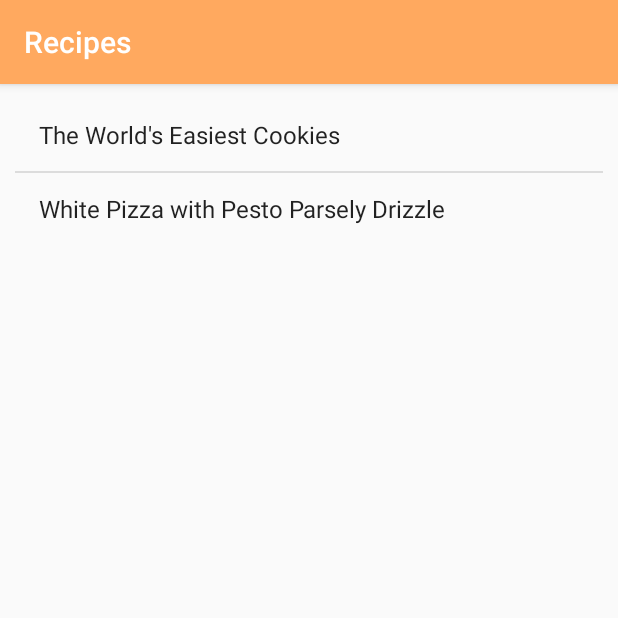
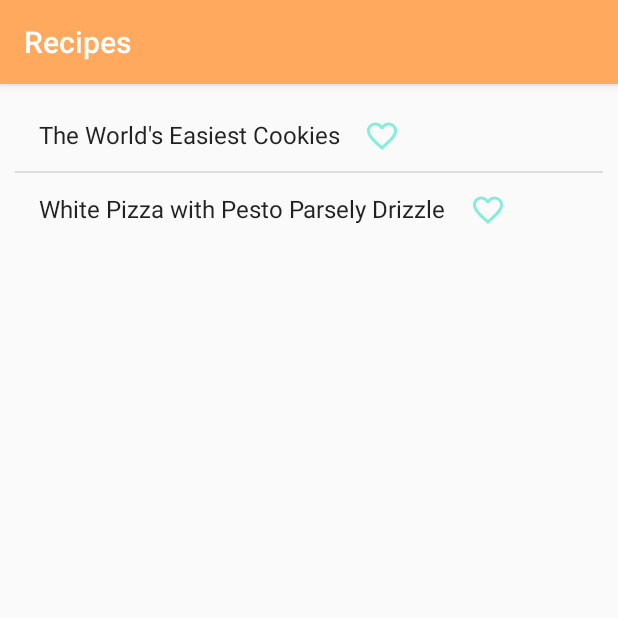
Before and after one commit to hbrender/RecipePal, an Android app: the screen it shows after launch (MainActivity), on a phone screen of 412 x 824 dp, the top half of it. Run offline under Robolectric (Android 15) with nearby library versions, the phone set to English and light mode, and no system bars; our stand-ins replace navigation-ui.

Commit message:
playing with layouts

```diff
--- a/app/src/main/java/com/example/recipepal/ui/recipe/RecipeFragment.java
+++ b/app/src/main/java/com/example/recipepal/ui/recipe/RecipeFragment.java
@@ -59,19 +59,19 @@ public class RecipeFragment extends Fragment {
         final Cursor cursor = databaseHelper.getAllRecipesCursor();
         simpleCursorAdapter = new SimpleCursorAdapter(
                 context,
-                android.R.layout.simple_list_item_activated_1,
+                R.layout.recipe_list_row,
                 cursor,
                 new String[] {DatabaseHelper.NAME},
-                new int[] {R.id.recipeNameTextView},
+                new int[] {R.id.recipeTitleTextView},
                 0) {
             @Override
             public View getView(int position, View convertView, ViewGroup parent) {
                 View view = super.getView(position, convertView, parent);
 
-                TextView textView1 = view.findViewById(android.R.id.text1);
+                TextView recipeTitleTextView = view.findViewById(R.id.recipeTitleTextView);
 
                 if (cursor.moveToPosition(position)) {
-                    textView1.setText(cursor.getString(cursor.getColumnIndex(DatabaseHelper.NAME)));
+                    recipeTitleTextView.setText(cursor.getString(cursor.getColumnIndex(DatabaseHelper.NAME)));
                 }
 
                 return view;
--- /dev/null
+++ b/app/src/main/res/drawable/favorite_check_box.xml
@@ -0,0 +1,8 @@
+<?xml version="1.0" encoding="utf-8"?>
+<selector xmlns:android="http://schemas.android.com/apk/res/android">
+    <item android:drawable="@drawable/ic_favorite_border_24dp"
+        android:state_checked="false"/>
+    <item android:drawable="@drawable/ic_favorite_24dp"
+        android:state_checked="true"/>
+    <item android:drawable="@drawable/ic_favorite_border_24dp"/>
+</selector>
--- /dev/null
+++ b/app/src/main/res/drawable/ic_favorite_24dp.xml
@@ -0,0 +1,9 @@
+<vector xmlns:android="http://schemas.android.com/apk/res/android"
+        android:width="24dp"
+        android:height="24dp"
+        android:viewportWidth="24.0"
+        android:viewportHeight="24.0">
+    <path
+        android:fillColor="@color/colorSecondaryAccent"
+        android:pathData="M12,21.35l-1.45,-1.32C5.4,15.36 2,12.28 2,8.5 2,5.42 4.42,3 7.5,3c1.74,0 3.41,0.81 4.5,2.09C13.09,3.81 14.76,3 16.5,3 19.58,3 22,5.42 22,8.5c0,3.78 -3.4,6.86 -8.55,11.54L12,21.35z"/>
+</vector>
--- /dev/null
+++ b/app/src/main/res/drawable/ic_favorite_border_24dp.xml
@@ -0,0 +1,9 @@
+<vector xmlns:android="http://schemas.android.com/apk/res/android"
+        android:width="24dp"
+        android:height="24dp"
+        android:viewportWidth="24.0"
+        android:viewportHeight="24.0">
+    <path
+        android:fillColor="@color/colorSecondaryAccent"
+        android:pathData="M16.5,3c-1.74,0 -3.41,0.81 -4.5,2.09C10.91,3.81 9.24,3 7.5,3 4.42,3 2,5.42 2,8.5c0,3.78 3.4,6.86 8.55,11.54L12,21.35l1.45,-1.32C18.6,15.36 22,12.28 22,8.5 22,5.42 19.58,3 16.5,3zM12.1,18.55l-0.1,0.1 -0.1,-0.1C7.14,14.24 4,11.39 4,8.5 4,6.5 5.5,5 7.5,5c1.54,0 3.04,0.99 3.57,2.36h1.87C13.46,5.99 14.96,5 16.5,5c2,0 3.5,1.5 3.5,3.5 0,2.89 -3.14,5.74 -7.9,10.05z"/>
+</vector>
--- a/app/src/main/res/layout/grocery_list_row.xml
+++ b/app/src/main/res/layout/grocery_list_row.xml
@@ -2,25 +2,34 @@
 <LinearLayout xmlns:android="http://schemas.android.com/apk/res/android"
     android:orientation="horizontal"
     android:layout_width="match_parent"
-    android:layout_height="match_parent">
+    android:layout_height="match_parent"
+    android:background="?android:attr/activatedBackgroundIndicator">
 
     <CheckBox
         android:id="@+id/checkBox"
         android:layout_width="wrap_content"
-        android:layout_height="wrap_content" />
+        android:layout_height="wrap_content"
+        android:buttonTint="@color/colorSecondaryAccent" />
 
     <TextView
         android:id="@+id/amountTextView"
         android:layout_width="wrap_content"
         android:layout_height="wrap_content"
-        android:textSize="20sp"
-        android:layout_marginLeft="5dp"
-        android:layout_marginRight="5dp"/>
+        android:textAppearance="?android:attr/textAppearanceListItemSmall"
+        android:gravity="center_vertical"
+        android:paddingStart="?android:attr/listPreferredItemPaddingStart"
+        android:background="?android:attr/activatedBackgroundIndicator"
+        android:minHeight="?android:attr/listPreferredItemHeightSmall"/>
 
     <TextView
         android:id="@+id/nameTextView"
         android:layout_width="wrap_content"
         android:layout_height="wrap_content"
-        android:textSize="20sp"/>
+        android:textAppearance="?android:attr/textAppearanceListItemSmall"
+        android:gravity="center_vertical"
+        android:paddingStart="5dp"
+        android:paddingEnd="?android:attr/listPreferredItemPaddingEnd"
+        android:background="?android:attr/activatedBackgroundIndicator"
+        android:minHeight="?android:attr/listPreferredItemHeightSmall"/>
 
 </LinearLayout>
--- /dev/null
+++ b/app/src/main/res/layout/recipe_list_row.xml
@@ -0,0 +1,25 @@
+<?xml version="1.0" encoding="utf-8"?>
+<LinearLayout xmlns:android="http://schemas.android.com/apk/res/android"
+    android:orientation="horizontal"
+    android:layout_width="match_parent"
+    android:layout_height="match_parent"
+    android:background="?android:attr/activatedBackgroundIndicator">
+
+    <TextView
+        android:id="@+id/recipeTitleTextView"
+        android:layout_width="match_parent"
+        android:layout_height="wrap_content"
+        android:background="?android:attr/activatedBackgroundIndicator"
+        android:gravity="center_vertical"
+        android:minHeight="?android:attr/listPreferredItemHeightSmall"
+        android:paddingStart="?android:attr/listPreferredItemPaddingStart"
+        android:paddingEnd="?android:attr/listPreferredItemPaddingEnd"
+        android:textAppearance="?android:attr/textAppearanceListItemSmall" />
+
+    <CheckBox
+        android:id="@+id/favoriteCheckBox"
+        android:layout_width="match_parent"
+        android:layout_height="wrap_content"
+        android:button="@drawable/favorite_check_box" />
+
+</LinearLayout>
```
